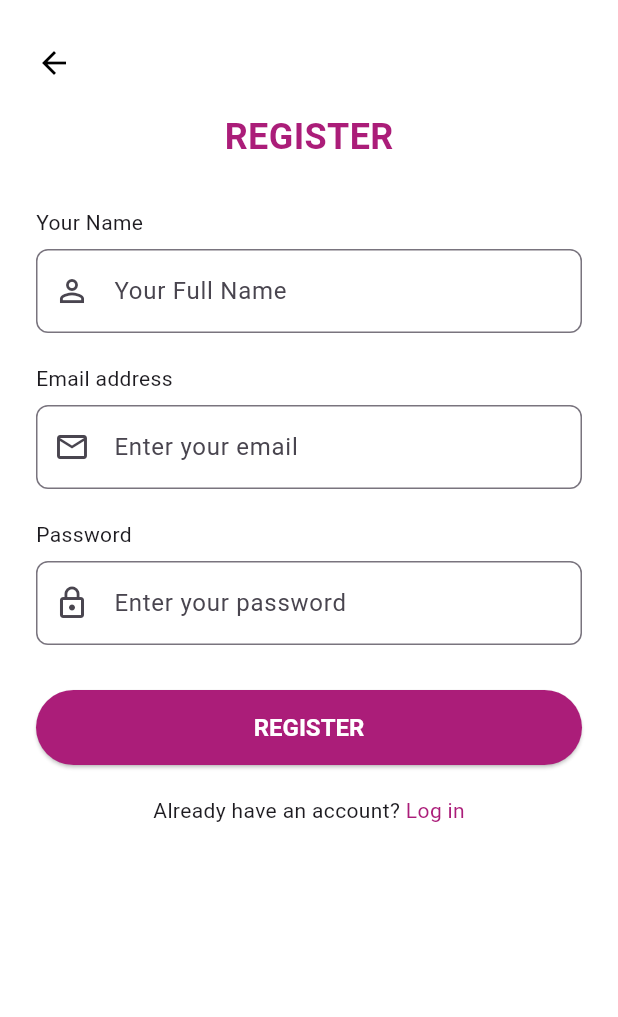
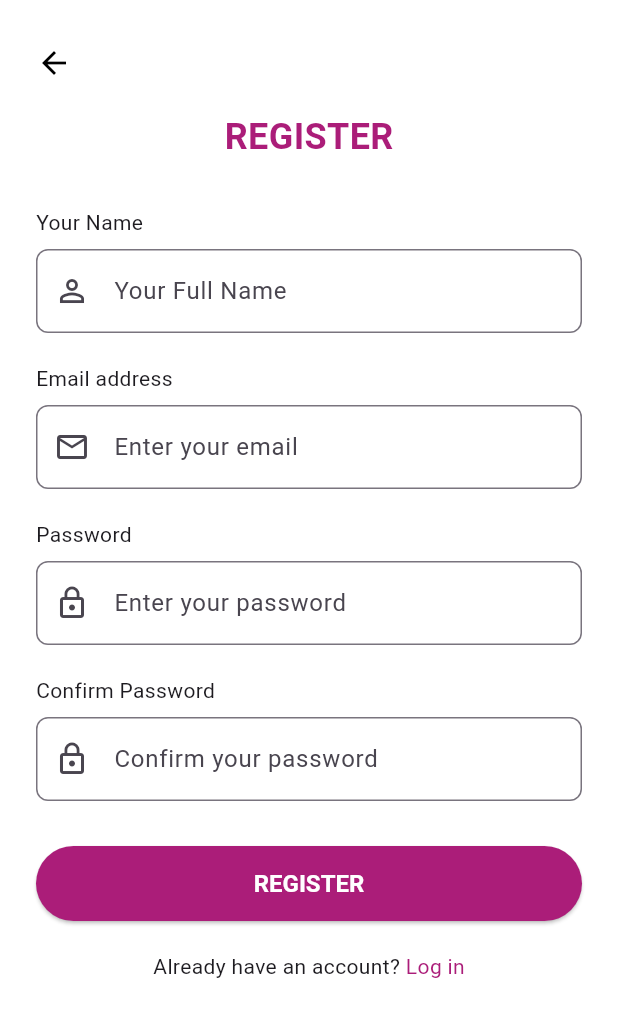
Before and after one commit to apekshaaw/RentMyFit, a Flutter app: the RegisterContent screen opened directly, on a phone screen of 412 x 824 dp. Shown: the top 1017 px of the screen. Run offline on Flutter 3.47's test engine with Material 3 defaults, Android fonts, the phone set to English and light mode, and no system bars; our stand-ins replace equatable, flutter_bloc, get_it, hive; accounts and stored records are empty; Roboto replaces fonts that are missing (AncizarSans).

Commit message:
feat(auth, dashboard): update RegisterView with confirm password & DashboardView with logout feature

```diff
--- a/lib/features/auth/presentation/view/register_view.dart
+++ b/lib/features/auth/presentation/view/register_view.dart
@@ -30,11 +30,24 @@ class _RegisterContentState extends State<RegisterContent> {
   final nameController = TextEditingController();
   final emailController = TextEditingController();
   final passwordController = TextEditingController();
+  final confirmPasswordController = TextEditingController();
 
   void handleRegister(BuildContext context) {
     final name = nameController.text.trim();
     final email = emailController.text.trim();
     final password = passwordController.text.trim();
+    final confirmPassword = confirmPasswordController.text.trim();
+
+    if (password != confirmPassword) {
+      ScaffoldMessenger.of(context).showSnackBar(
+        SnackBar(
+          content: const Text('Passwords do not match'),
+          behavior: SnackBarBehavior.floating,
+          backgroundColor: Colors.red,
+        ),
+      );
+      return;
+    }
 
     context.read<RegisterViewModel>().add(
       RegisterButtonPressed(
@@ -44,7 +57,6 @@ class _RegisterContentState extends State<RegisterContent> {
       ),
     );
   }
-
 
   @override
   Widget build(BuildContext context) {
@@ -132,6 +144,20 @@ class _RegisterContentState extends State<RegisterContent> {
                     ),
                   ),
                 ),
+                const SizedBox(height: 20),
+                const Text("Confirm Password"),
+                const SizedBox(height: 8),
+                TextField(
+                  controller: confirmPasswordController,
+                  obscureText: true,
+                  decoration: InputDecoration(
+                    hintText: 'Confirm your password',
+                    prefixIcon: const Icon(Icons.lock_outline),
+                    border: OutlineInputBorder(
+                      borderRadius: BorderRadius.circular(8),
+                    ),
+                  ),
+                ),
                 const SizedBox(height: 30),
                 Center(
                   child: ElevatedButton(
```
Also changed, not shown: lib/features/home/presentation/view/dashboard_view.dart (+19 -5 lines). Lines whose indentation alone changed are shown as unchanged.
